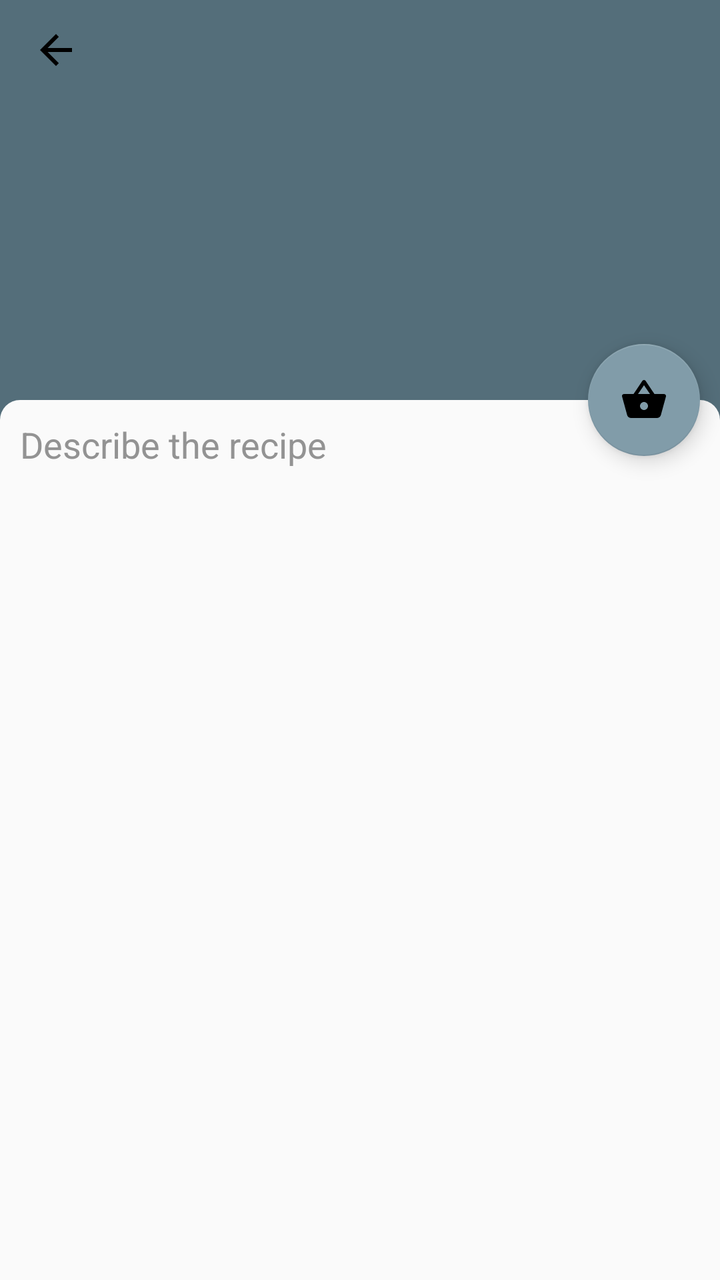
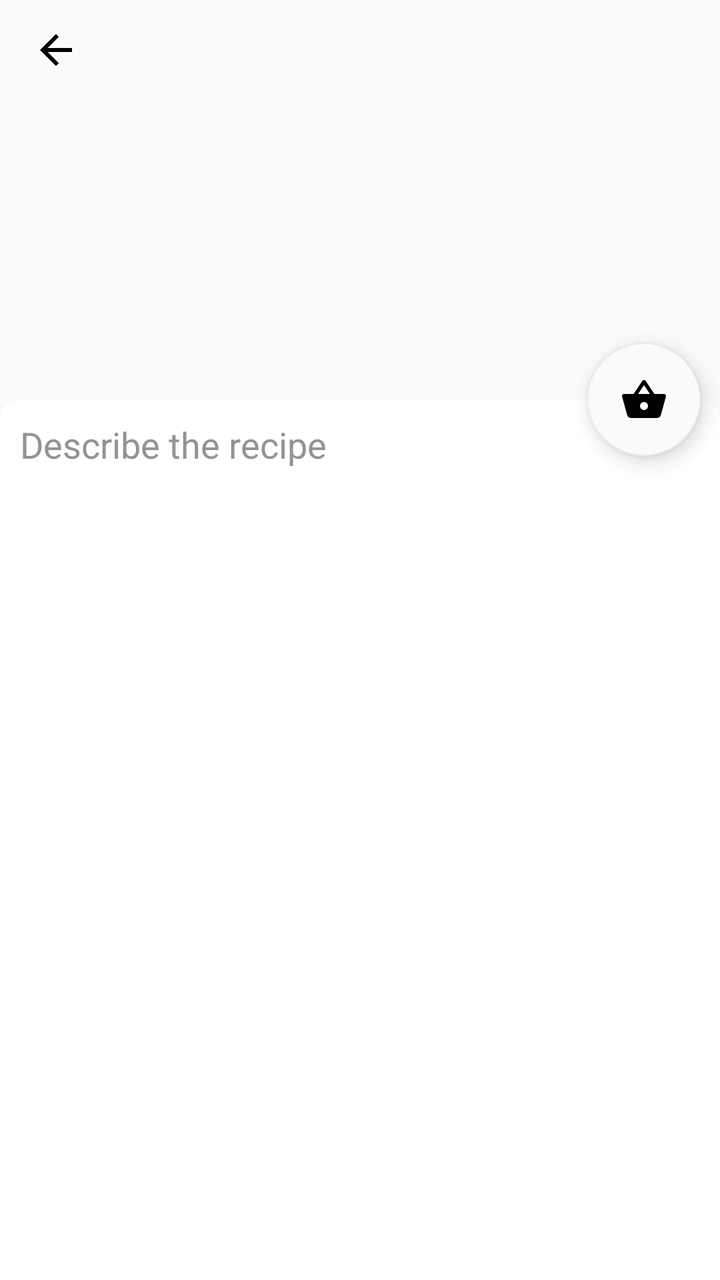

Two renders of the same Android screen: before a commit and after it. Below are the layout's source before the change and the commit's diff.
<!-- AndroidManifest.xml: application theme Theme.ShopList -->
<!-- res/layout/recipe_fragment.xml -->
<?xml version="1.0" encoding="utf-8"?>
<androidx.constraintlayout.widget.ConstraintLayout
    xmlns:android="http://schemas.android.com/apk/res/android"
    xmlns:app="http://schemas.android.com/apk/res-auto"
    xmlns:tools="http://schemas.android.com/tools"
    android:layout_width="match_parent"
    android:layout_height="match_parent"
    android:background="@color/colorPrimary"

    >

    <androidx.coordinatorlayout.widget.CoordinatorLayout
        android:id="@+id/recipe_coordinator_layout"
        android:layout_width="match_parent"
        android:layout_height="match_parent"
        android:background="@color/colorPrimary"
        >

        <com.google.android.material.appbar.AppBarLayout
            android:id="@+id/appbar"
            android:layout_width="match_parent"
            android:layout_height="200dp"
            android:theme="@style/NightActionBar"
            >
            <com.google.android.material.appbar.CollapsingToolbarLayout
                android:id="@+id/collapsing_toolbar"
                android:layout_width="match_parent"
                android:layout_height="match_parent"
                app:layout_scrollFlags="scroll|exitUntilCollapsed"
                app:expandedTitleMarginStart="48dp"
                app:expandedTitleMarginEnd="64dp"
                android:background="@color/colorPrimary"

                >

                <com.google.android.material.appbar.MaterialToolbar
                    android:id="@+id/toolbar"
                    android:layout_width="match_parent"
                    android:layout_height="50dp"
                    android:background="@color/colorPrimary"
                    app:layout_collapseMode = "pin"
                    android:theme="@style/DayActionBar"
                    app:navigationIcon="@drawable/ic_baseline_arrow_back_24"
                    />


            </com.google.android.material.appbar.CollapsingToolbarLayout>
        </com.google.android.material.appbar.AppBarLayout>

        <androidx.core.widget.NestedScrollView
            android:id="@+id/scroll_text"
            android:layout_width="match_parent"
            android:layout_height="match_parent"
            android:background="@drawable/bg_recipe_text"
            app:layout_behavior="com.google.android.material.appbar.AppBarLayout$ScrollingViewBehavior"

            >
            <androidx.appcompat.widget.AppCompatEditText
                android:id="@+id/recipe_text"
                android:hint="@string/description1"
                android:layout_width="match_parent"
                android:layout_height="wrap_content"
                android:background="@color/transparent"
                android:textColor="@color/black"
                android:textColorHint="@color/text_hint"
                android:padding="10dp"
                android:focusable="true"
                />


        </androidx.core.widget.NestedScrollView>


        <com.google.android.material.floatingactionbutton.FloatingActionButton
            android:id="@+id/products_fab"
            android:focusable="true"
            android:clickable="true"
            android:layout_width="wrap_content"
            android:layout_height="wrap_content"
            android:layout_margin="10dp"
            app:layout_anchorGravity="bottom|right|end"
            app:layout_anchor="@id/appbar"
            app:backgroundTint="@color/colorAccent"
            app:tint="@color/black"
            android:src="@drawable/ic_baseline_shopping_basket_24" />

        <com.google.android.material.floatingactionbutton.FloatingActionButton
            android:visibility="gone"
            android:id="@+id/accept_text_fab"
            android:focusable="true"
            android:clickable="true"
            android:layout_width="wrap_content"
            android:layout_height="wrap_content"
            android:layout_margin="10dp"
            app:layout_anchorGravity="bottom|right|end"
            app:layout_anchor="@id/appbar"
            app:backgroundTint="@color/colorAccent"
            app:tint="@color/black"
            android:src="@drawable/ic_done_black_24dp"
             />



    </androidx.coordinatorlayout.widget.CoordinatorLayout>




    <androidx.constraintlayout.widget.ConstraintLayout
        android:visibility="gone"
        android:id="@+id/recipe_product_list"
        android:layout_width="match_parent"
        android:layout_height="match_parent"
        android:elevation="@dimen/cardview_default_radius"
        >


        <ImageView
            android:id="@+id/blackout_frame_img_top"
            android:layout_width="match_parent"
            android:layout_height="70dp"
            app:layout_constraintTop_toTopOf="parent"
            app:layout_constraintBottom_toTopOf="@id/rv"
           />

        <ImageView
            android:id="@+id/blackout_frame_img_bottom"
            android:layout_width="match_parent"
            android:layout_height="70dp"
            app:layout_constraintTop_toBottomOf="@id/rv"
            app:layout_constraintBottom_toBottomOf="parent"
            />


        <androidx.recyclerview.widget.RecyclerView
            android:id="@+id/rv"
            android:layout_width="0dp"
            android:layout_height="0dp"
            android:background="@drawable/bg_recipe_products"
            app:layout_constraintBottom_toBottomOf="parent"
            app:layout_constraintEnd_toEndOf="parent"
            app:layout_constraintHorizontal_bias="0.0"
            app:layout_constraintStart_toStartOf="parent"
            app:layout_constraintTop_toBottomOf="@id/blackout_frame_img_top"
            app:layout_constraintBottom_toTopOf="@id/blackout_frame_img_bottom"
            app:layout_constraintVertical_bias="0.0"
            android:paddingStart="5dp"
            android:paddingEnd="5dp"
            android:layout_marginEnd="10dp"
            android:layout_marginStart="10dp"
            android:paddingBottom="60dp"
            android:clipToPadding="false"
            />


        <RelativeLayout
            android:visibility="gone"
            android:id="@+id/relative_add_product"
            android:layout_alignParentBottom="true"
            android:layout_width="match_parent"
            android:layout_height="90dp"
            android:layout_marginEnd="10dp"
            android:layout_marginStart="10dp"
            app:layout_constraintEnd_toEndOf="@id/rv"
            app:layout_constraintBottom_toBottomOf="@id/rv"
            >

            <RelativeLayout
                android:background="@drawable/bg_for_recipe_products_add"
                android:layout_width="match_parent"
                android:layout_height="match_parent"
                android:paddingTop="2dp"
                android:paddingBottom="2dp"
                android:paddingStart="10dp"
                android:paddingEnd="10dp"
                android:layout_marginTop="30dp">

                <EditText
                    android:id="@+id/text_product"
                    android:layout_width="wrap_content"
                    android:layout_height="match_parent"
                    android:layout_alignParentStart="true"
                    android:layout_toStartOf="@id/barrier_between_label"
                    android:autofillHints=""
                    android:background="@color/background"
                    android:focusable="true"
                    android:focusableInTouchMode="true"
                    android:hint="@string/prod_name"
                    android:inputType="text"
                    android:textColor="@color/black"
                    android:textColorHint="@color/text_hint"
                    android:textSize="20sp"
                    android:imeOptions="actionNext" />

                <ImageView
                    android:id="@+id/barrier_between_label"
                    android:layout_width="1dp"
                    android:layout_height="match_parent"
                    android:layout_toStartOf="@id/text_amount"
                    android:background="@color/colorPrimaryDark"
                    android:layout_marginStart="2dp"
                    android:layout_marginEnd="2dp"

                    />


                <EditText
                    android:id="@+id/text_amount"
                    android:layout_width="120dp"
                    android:layout_height="match_parent"
                    android:layout_toStartOf="@id/btn_accept_product"
                    android:autofillHints=""
                    android:background="@color/background"
                    android:focusable="true"
                    android:focusableInTouchMode="true"
                    android:hint="@string/amount"
                    android:inputType="text"
                    android:textColor="@color/black"
                    android:textColorHint="@color/text_hint"
                    android:textSize="20sp"
                    android:paddingStart="10dp"
                    android:imeOptions="actionDone" />

                <androidx.appcompat.widget.AppCompatImageButton
                    android:layout_alignParentEnd="true"
                    android:id="@+id/btn_accept_product"
                    android:layout_width="45dp"
                    android:layout_height="45dp"
                    android:layout_marginEnd="2dp"
                    android:layout_marginStart="10dp"
                    android:layout_marginTop="5dp"
                    android:layout_marginBottom="5dp"
                    android:background="@drawable/circle_button"
                    android:textColor="@android:color/white"
                    android:src="@drawable/ic_done_black_24dp"
                    android:elevation="2dp"/>


            </RelativeLayout>

            <androidx.appcompat.widget.AppCompatImageButton
                android:id="@+id/btn_no_product"
                android:layout_width="30dp"
                android:layout_height="30dp"
                android:layout_alignParentEnd="true"
                android:background="@drawable/circle_button"
                android:clickable="true"
                android:focusable="true"
                android:src="@drawable/ic_clear_black_24"
                android:elevation="2dp"/>

        </RelativeLayout>



        <com.google.android.material.floatingactionbutton.FloatingActionButton
            android:id="@+id/add_product_fab"
            android:layout_width="wrap_content"
            android:layout_height="wrap_content"
            android:layout_margin="10dp"
            app:layout_constraintEnd_toEndOf="@id/rv"
            app:layout_constraintBottom_toBottomOf="@id/rv"
            android:clickable="true"
            android:focusable="true"
            app:backgroundTint="@color/colorAccent"
            app:tint ="@color/black"
            app:srcCompat="@drawable/ic_baseline_add_24"
            />


        <androidx.appcompat.widget.AppCompatImageButton
            android:id="@+id/btn_close_products"
            android:visibility="gone"
            android:layout_width="30dp"
            android:layout_height="30dp"
            android:background="@drawable/circle_button"
            android:clickable="true"
            android:focusable="true"
            app:layout_constraintEnd_toEndOf="@id/rv"
            app:layout_constraintTop_toTopOf="@id/rv"
            android:src="@drawable/ic_clear_black_24"
            android:layout_margin="2dp"
            android:elevation="4dp"
            />

    </androidx.constraintlayout.widget.ConstraintLayout>

</androidx.constraintlayout.widget.ConstraintLayout>
<!-- resources referenced by this layout -->
<resources>
  <color name="background">#fafafa</color>
  <color name="black">#000000</color>
  <color name="colorAccent">#819ca9</color>
  <color name="colorPrimary">#546e7a</color>
  <color name="colorPrimaryDark">#29434e</color>
  <color name="text_hint">#939393</color>
  <color name="transparent">#00000000</color>
  <!-- drawable bg_for_recipe_products_add (drawable) -->
  <?xml version="1.0" encoding="utf-8"?>
  <shape xmlns:android="http://schemas.android.com/apk/res/android"
      android:shape="rectangle">
  
      <stroke
          android:color="@color/colorPrimaryDark"
          android:width="1dp"/>
      <solid
          android:color="@color/background"/>
  
  
      <corners
          android:topRightRadius="5dp"
          android:topLeftRadius="5dp"
          android:bottomLeftRadius="15dp"
          android:bottomRightRadius="15dp"
  
          />
  
  
  </shape>
  <!-- drawable bg_recipe_products (drawable) -->
  <?xml version="1.0" encoding="utf-8"?>
  <shape xmlns:android="http://schemas.android.com/apk/res/android">
  
  
     <solid
         android:color="@color/white"
         />
  
      <corners
         android:radius="15dp"/>
  
  
  </shape>
  <!-- drawable bg_recipe_text (drawable) -->
  <?xml version="1.0" encoding="utf-8"?>
  <shape xmlns:android="http://schemas.android.com/apk/res/android">
  <solid
      android:color="@color/background"/>
      <corners
          android:topLeftRadius="10dp"
          android:topRightRadius="10dp"/>
  
  </shape>
  <!-- drawable circle_button (drawable) -->
  <?xml version="1.0" encoding="utf-8"?>
  <shape android:shape="oval"
      xmlns:android="http://schemas.android.com/apk/res/android">
      <solid
          android:color="@color/colorPrimary"
          />
  </shape>
  <string name="amount">Amount</string>
  <string name="description1">Describe the recipe</string>
  <string name="prod_name"> Product Name </string>
  <style name="DayActionBar" parent="ThemeOverlay.MaterialComponents.ActionBar">
          <item name="android:textColorPrimary">@color/black</item>
          <item name="endIconTint">@color/black</item>
          <item name="android:textColor">@color/black</item>
          <item name="height">50dp</item>
          <item name="popupMenuBackground">@color/white</item>
      </style>
  <style name="Theme.ShopList" parent="Theme.MaterialComponents.DayNight.DarkActionBar">
          
          <item name="colorPrimary">@color/colorPrimaryDay</item>
          <item name="colorPrimaryVariant">@color/colorPrimaryDarkDay</item>
          <item name="colorAccent">@color/colorAccentDay</item>
          <item name="colorOnPrimary">@color/colorAccentDarkDay</item>
          <item name="android:textColor">@color/black</item>
          <item name="colorPrimaryDark">@color/colorPrimaryDarkDay</item>
          <item name="bottomNavigationStyle">@style/MyBottomNavDay</item>
  
  
  
  
  
          
          <item name="android:navigationBarColor">@color/colorPrimaryDarkDay</item>
  
          
          <item name="colorSurface">@color/colorPrimaryDay</item>
  
  
  
  
          
          <item name="android:textColorSecondary">@color/text_hint</item>
          <item name="colorSecondary">@color/colorAccentDay</item>
          <item name="colorSecondaryVariant">@color/colorAccentDarkDay</item>
          <item name="colorOnSecondary">@color/colorAccentDarkDay</item>
  
          
          <item name="android:statusBarColor">@color/colorPrimaryDay</item>
          
          <item name="actionBarTheme">@style/DayActionBar</item>
  
          
  
          
  
      </style>
  <color name="white">#ffffff</color>
  <color name="colorPrimaryDay">#fafafa</color>
  <color name="colorPrimaryDarkDay">#c7c7c7</color>
  <color name="colorAccentDay">#ffffff</color>
  <color name="colorAccentDarkDay">#f5f5f5</color>
  <style name="MyBottomNavDay" parent="Widget.MaterialComponents.BottomNavigationView">
          <item name="android:colorPrimary">@color/colorPrimaryDarkDay</item>
          <item name="android:background">@color/colorPrimaryDarkDay</item>
          <item name="itemTextColor">@color/black</item>
      </style>
  <!-- unchanged entries left out for length: 6 -->
</resources>

<!-- the commit's change to res/layout/recipe_fragment.xml (unified diff, before → after) -->
@@ -2,10 +2,9 @@
 <androidx.constraintlayout.widget.ConstraintLayout
     xmlns:android="http://schemas.android.com/apk/res/android"
     xmlns:app="http://schemas.android.com/apk/res-auto"
-    xmlns:tools="http://schemas.android.com/tools"
     android:layout_width="match_parent"
     android:layout_height="match_parent"
-    android:background="@color/colorPrimary"
+    android:background="?colorAccent"
 
     >
 
@@ -13,7 +12,7 @@
         android:id="@+id/recipe_coordinator_layout"
         android:layout_width="match_parent"
         android:layout_height="match_parent"
-        android:background="@color/colorPrimary"
+        android:background="?colorPrimary"
         >
 
         <com.google.android.material.appbar.AppBarLayout
@@ -29,7 +28,7 @@
                 app:layout_scrollFlags="scroll|exitUntilCollapsed"
                 app:expandedTitleMarginStart="48dp"
                 app:expandedTitleMarginEnd="64dp"
-                android:background="@color/colorPrimary"
+                android:background="?colorPrimary"
 
                 >
 
@@ -37,7 +36,7 @@
                     android:id="@+id/toolbar"
                     android:layout_width="match_parent"
                     android:layout_height="50dp"
-                    android:background="@color/colorPrimary"
+                    android:background="?colorPrimary"
                     app:layout_collapseMode = "pin"
                     android:theme="@style/DayActionBar"
                     app:navigationIcon="@drawable/ic_baseline_arrow_back_24"
@@ -80,7 +79,7 @@
             android:layout_margin="10dp"
             app:layout_anchorGravity="bottom|right|end"
             app:layout_anchor="@id/appbar"
-            app:backgroundTint="@color/colorAccent"
+            app:backgroundTint="?colorPrimary"
             app:tint="@color/black"
             android:src="@drawable/ic_baseline_shopping_basket_24" />
 
@@ -94,7 +93,7 @@
             android:layout_margin="10dp"
             app:layout_anchorGravity="bottom|right|end"
             app:layout_anchor="@id/appbar"
-            app:backgroundTint="@color/colorAccent"
+            app:backgroundTint="?colorPrimary"
             app:tint="@color/black"
             android:src="@drawable/ic_done_black_24dp"
              />
@@ -173,7 +172,9 @@
                 android:paddingBottom="2dp"
                 android:paddingStart="10dp"
                 android:paddingEnd="10dp"
-                android:layout_marginTop="30dp">
+                android:layout_marginTop="30dp"
+
+                >
 
                 <EditText
                     android:id="@+id/text_product"
@@ -182,7 +183,7 @@
                     android:layout_alignParentStart="true"
                     android:layout_toStartOf="@id/barrier_between_label"
                     android:autofillHints=""
-                    android:background="@color/background"
+                    android:background="?colorAccent"
                     android:focusable="true"
                     android:focusableInTouchMode="true"
                     android:hint="@string/prod_name"
@@ -210,7 +211,7 @@
                     android:layout_height="match_parent"
                     android:layout_toStartOf="@id/btn_accept_product"
                     android:autofillHints=""
-                    android:background="@color/background"
+                    android:background="?colorAccent"
                     android:focusable="true"
                     android:focusableInTouchMode="true"
                     android:hint="@string/amount"
@@ -262,7 +263,7 @@
             app:layout_constraintBottom_toBottomOf="@id/rv"
             android:clickable="true"
             android:focusable="true"
-            app:backgroundTint="@color/colorAccent"
+            app:backgroundTint="?colorPrimary"
             app:tint ="@color/black"
             app:srcCompat="@drawable/ic_baseline_add_24"
             />
<!-- resource entries referenced after the edit -->
@@ -1,8 +1,6 @@
 <!-- resources referenced by this layout -->
 <resources>
-  <color name="background">#fafafa</color>
   <color name="black">#000000</color>
-  <color name="colorAccent">#819ca9</color>
   <color name="colorPrimary">#546e7a</color>
   <color name="colorPrimaryDark">#29434e</color>
   <color name="text_hint">#939393</color>
@@ -16,7 +14,7 @@
           android:color="@color/colorPrimaryDark"
           android:width="1dp"/>
       <solid
-          android:color="@color/background"/>
+          android:color="?colorAccent"/>
   
   
       <corners
@@ -35,7 +33,7 @@
   
   
      <solid
-         android:color="@color/white"
+         android:color="?colorAccent"
          />
   
       <corners
@@ -47,7 +45,7 @@
   <?xml version="1.0" encoding="utf-8"?>
   <shape xmlns:android="http://schemas.android.com/apk/res/android">
   <solid
-      android:color="@color/background"/>
+      android:color="?colorAccent"/>
       <corners
           android:topLeftRadius="10dp"
           android:topRightRadius="10dp"/>
@@ -58,7 +56,7 @@
   <shape android:shape="oval"
       xmlns:android="http://schemas.android.com/apk/res/android">
       <solid
-          android:color="@color/colorPrimary"
+          android:color="?colorPrimary"
           />
   </shape>
   <string name="amount">Amount</string>
@@ -70,6 +68,7 @@
           <item name="android:textColor">@color/black</item>
           <item name="height">50dp</item>
           <item name="popupMenuBackground">@color/white</item>
+          <item name="background">@color/colorPrimaryDay</item>
       </style>
   <style name="Theme.ShopList" parent="Theme.MaterialComponents.DayNight.DarkActionBar">
           
@@ -78,7 +77,8 @@
           <item name="colorAccent">@color/colorAccentDay</item>
           <item name="colorOnPrimary">@color/colorAccentDarkDay</item>
           <item name="android:textColor">@color/black</item>
-          <item name="colorPrimaryDark">@color/colorPrimaryDarkDay</item>
+          <item name="colorPrimaryDark" tools:targetApi="23">@color/black</item>
+          <item name="android:windowLightStatusBar" tools:targetApi="23">true</item>
           <item name="bottomNavigationStyle">@style/MyBottomNavDay</item>
   
   
@@ -86,13 +86,10 @@
   
   
           
-          <item name="android:navigationBarColor">@color/colorPrimaryDarkDay</item>
+          <item name="android:navigationBarColor">@color/colorPrimaryDay</item>
   
           
           <item name="colorSurface">@color/colorPrimaryDay</item>
-  
-  
-  
   
           
           <item name="android:textColorSecondary">@color/text_hint</item>
@@ -101,7 +98,7 @@
           <item name="colorOnSecondary">@color/colorAccentDarkDay</item>
   
           
-          <item name="android:statusBarColor">@color/colorPrimaryDay</item>
+          <item name="android:statusBarColor">@color/black</item>
           
           <item name="actionBarTheme">@style/DayActionBar</item>
   
@@ -116,9 +113,9 @@
   <color name="colorAccentDay">#ffffff</color>
   <color name="colorAccentDarkDay">#f5f5f5</color>
   <style name="MyBottomNavDay" parent="Widget.MaterialComponents.BottomNavigationView">
-          <item name="android:colorPrimary">@color/colorPrimaryDarkDay</item>
-          <item name="android:background">@color/colorPrimaryDarkDay</item>
-          <item name="itemTextColor">@color/black</item>
+          <item name="android:colorPrimary">@color/colorPrimaryDay</item>
+          <item name="android:background">@color/colorPrimaryDay</item>
+  
       </style>
   <!-- unchanged entries left out for length: 6 -->
 </resources>
